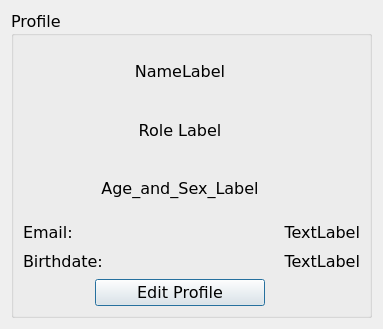
AmielJohnPadasay/ClockWork, file CLOCKWORK_SEMESTER/profile.ui: the form before one commit.
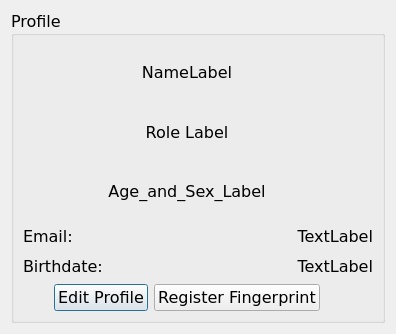
The form after the commit.

Diff of the .ui file:
```diff
--- a/CLOCKWORK_SEMESTER/profile.ui
+++ b/CLOCKWORK_SEMESTER/profile.ui
@@ -6,8 +6,8 @@
    <rect>
     <x>0</x>
     <y>0</y>
-    <width>383</width>
-    <height>329</height>
+    <width>396</width>
+    <height>334</height>
    </rect>
   </property>
   <property name="font">
@@ -132,6 +132,13 @@
           </property>
          </widget>
         </item>
+        <item>
+         <widget class="QPushButton" name="register_fingerprint_btn">
+          <property name="text">
+           <string>Register Fingerprint</string>
+          </property>
+         </widget>
+        </item>
        </layout>
       </item>
       <item row="2" column="2">
```
